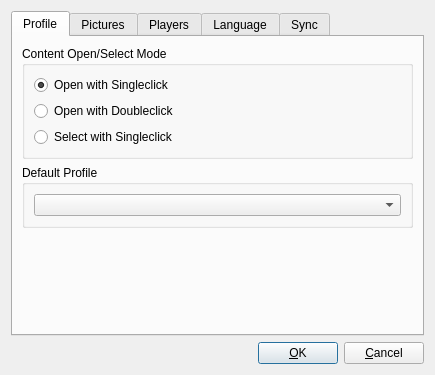
Qt form OptionsDialog.ui (SyDevTeam/gta5view) before a commit.
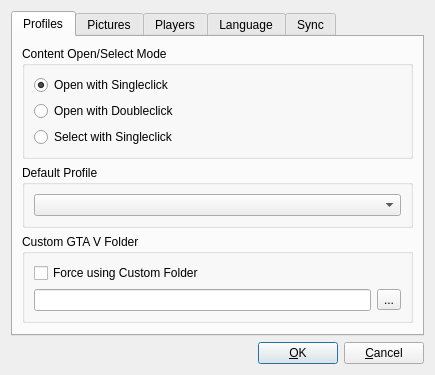
The same form after that commit.

Commit message: added non-restricted Custom Folder and Select GTA V Folder support

The edit to the form file:
```diff
--- a/OptionsDialog.ui
+++ b/OptionsDialog.ui
@@ -24,7 +24,7 @@
      </property>
      <widget class="QWidget" name="tabProfile">
       <attribute name="title">
-       <string>Profile</string>
+       <string>Profiles</string>
       </attribute>
       <layout class="QVBoxLayout" name="vlProfile">
        <item>
@@ -72,6 +72,36 @@
          </layout>
         </widget>
        </item>
+       <item>
+        <widget class="QGroupBox" name="gbDefaultFolder">
+         <property name="title">
+          <string>Custom GTA V Folder</string>
+         </property>
+         <layout class="QVBoxLayout" name="verticalLayout">
+          <item>
+           <widget class="QCheckBox" name="cbForceCustomFolder">
+            <property name="text">
+             <string>Force using Custom Folder</string>
+            </property>
+           </widget>
+          </item>
+          <item>
+           <layout class="QHBoxLayout" name="hlDefaultFolder">
+            <item>
+             <widget class="QLineEdit" name="txtFolder"/>
+            </item>
+            <item>
+             <widget class="QToolButton" name="cmdExploreFolder">
+              <property name="text">
+               <string>...</string>
+              </property>
+             </widget>
+            </item>
+           </layout>
+          </item>
+         </layout>
+        </widget>
+       </item>
        <item>
         <spacer name="vsProfile">
          <property name="orientation">
```
The commit also changes 8 other files.
